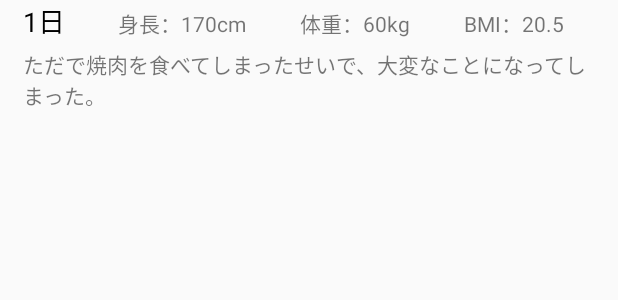
After one commit to r-hisaura/BMIApp-Android, an Android app: the layout list_item.xml on its own in the app's theme, with its tools: preview values and no code run, on a phone screen of 412 x 824 dp. The commit adds this screen. Shown: the top 300 px of the screen. Run offline under Robolectric (Android 15) with nearby library versions, the phone set to English and light mode, and no system bars.

Commit message:
RecyclerView 途中まで

```diff
--- a/app/src/main/res/layout-v26/fragment_input.xml
+++ b/app/src/main/res/layout-v26/fragment_input.xml
@@ -22,6 +22,7 @@
                 android:layout_marginTop="5dp"
                 android:layout_marginBottom="5dp"
                 android:gravity="center"
+                android:textColor="@android:color/black"
                 android:text="@string/title_input"
                 android:textSize="20sp" />
 
--- /dev/null
+++ b/app/src/main/res/layout/list_item.xml
@@ -0,0 +1,68 @@
+<?xml version="1.0" encoding="utf-8"?>
+<android.support.constraint.ConstraintLayout xmlns:android="http://schemas.android.com/apk/res/android"
+    xmlns:tools="http://schemas.android.com/tools"
+    android:layout_width="match_parent"
+    android:layout_height="wrap_content">
+
+
+    <RelativeLayout
+        android:layout_width="match_parent"
+        android:layout_height="match_parent">
+
+        <LinearLayout
+            android:id="@+id/container"
+            android:layout_width="match_parent"
+            android:layout_height="wrap_content"
+            android:orientation="horizontal">
+
+
+            <TextView
+                android:id="@+id/row_title_text"
+                android:layout_width="wrap_content"
+                android:layout_height="wrap_content"
+                android:layout_marginStart="15dp"
+                android:layout_weight="1"
+                android:textColor="@android:color/black"
+                android:textSize="18sp"
+                tools:text="1日" />
+
+            <TextView
+                android:id="@+id/row_height_text"
+                android:layout_width="wrap_content"
+                android:layout_height="wrap_content"
+                android:layout_weight="1"
+                tools:text="身長：170cm" />
+
+            <TextView
+                android:id="@+id/row_weight_text"
+                android:layout_width="wrap_content"
+                android:layout_height="wrap_content"
+                android:layout_weight="1"
+                tools:text="体重：60kg" />
+
+            <TextView
+                android:id="@+id/row_bmi_text"
+                android:layout_width="wrap_content"
+                android:layout_height="wrap_content"
+                android:layout_weight="1"
+                tools:text="BMI：20.5" />
+
+        </LinearLayout>
+
+        <LinearLayout
+            android:layout_width="wrap_content"
+            android:layout_height="wrap_content"
+            android:layout_below="@+id/container"
+            android:layout_marginTop="5dp">
+
+            <TextView
+                android:id="@+id/row_comment_text"
+                android:layout_width="wrap_content"
+                android:layout_height="wrap_content"
+                android:layout_marginStart="15dp"
+                tools:text="ただで焼肉を食べてしまったせいで、大変なことになってしまった。" />
+        </LinearLayout>
+    </RelativeLayout>
+
+
+</android.support.constraint.ConstraintLayout>
```
Also changed, not shown: app/src/main/java/com/example/cries/calcbmi/InputFragment.kt (+8 -0 lines), app/src/main/java/com/example/cries/calcbmi/RecycleViewHolder.kt (added, +17 -0 lines), app/src/main/java/com/example/cries/calcbmi/RecyclerViewAdapter.kt (added, +58 -0 lines), app/src/main/java/com/example/cries/calcbmi/RowModel.kt (added, +20 -0 lines), app/src/main/res/layout/fragment_history.xml (+4 -5 lines), app/src/main/res/layout/list_section_item.xml (added, +25 -0 lines).
